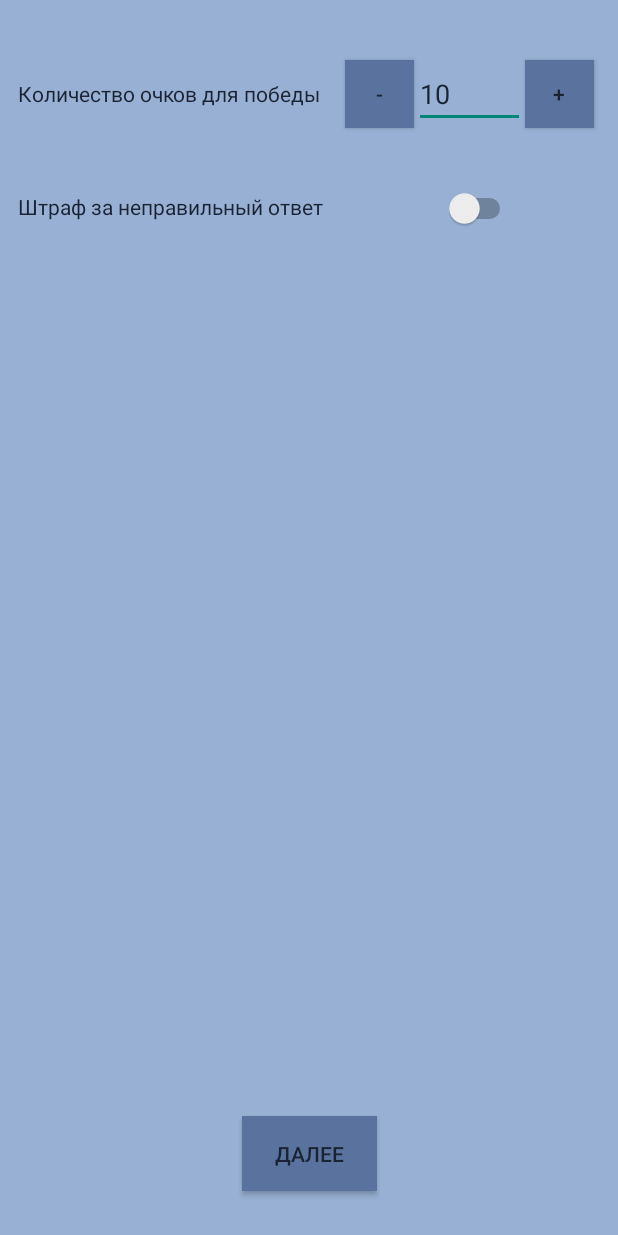
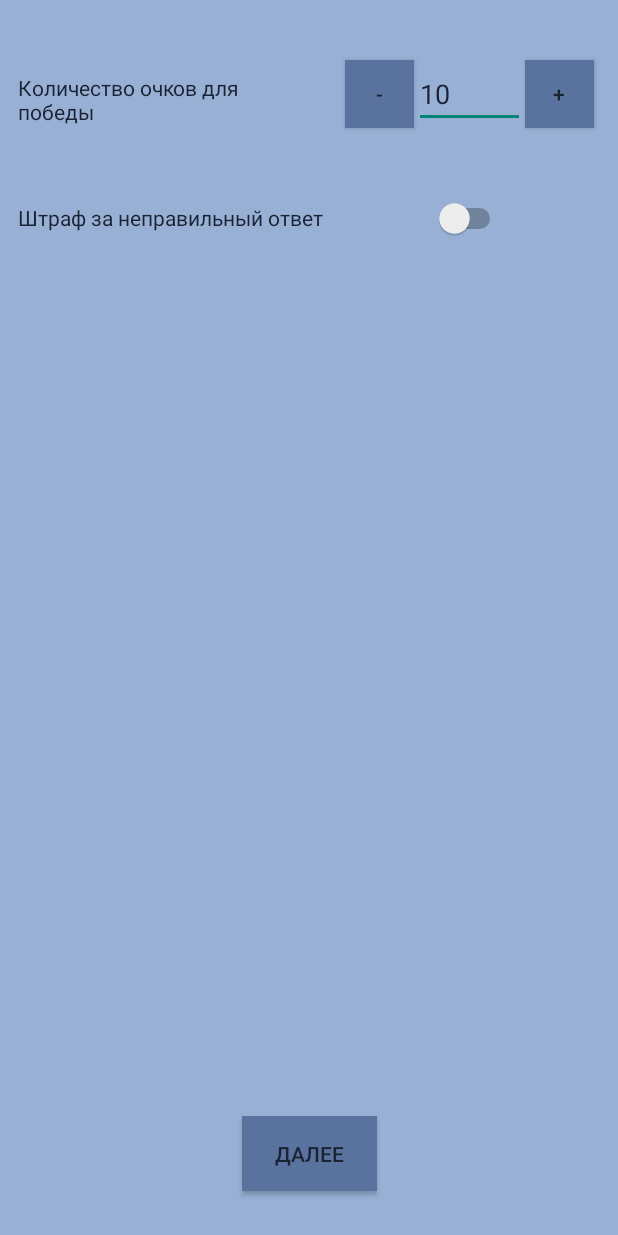
Before and after one commit to ETS-Android3/FiveSecondsRule, an Android app: the FiltersActivity screen opened directly, with no data from a screen before it, on a phone screen of 412 x 824 dp. Run offline under Robolectric (Android 15) with nearby library versions, the phone set to English and light mode, and no system bars; Roboto replaces fonts that are not available here.

Commit message:
fix small bags

```diff
--- a/app/src/main/java/com/example/a5sec/GameActivity.java
+++ b/app/src/main/java/com/example/a5sec/GameActivity.java
@@ -186,8 +186,8 @@ public class GameActivity extends AppCompatActivity {
     public void Answer_Button(View view){
         if (!is_timer_on)
         {
+            play_sound();
             timer.start();
-            play_sound();
             is_timer_on = true;
             Button button = findViewById(R.id.button3);
             button.setBackgroundColor(getResources().getColor(R.color.pink));
--- a/app/src/main/res/layout/activity_filters.xml
+++ b/app/src/main/res/layout/activity_filters.xml
@@ -9,8 +9,8 @@
 
     <TextView
         android:id="@+id/textView4"
-        android:layout_width="215dp"
-        android:layout_height="45dp"
+        android:layout_width="150dp"
+        android:layout_height="53dp"
         android:layout_marginStart="12dp"
         android:layout_marginLeft="12dp"
         android:layout_marginTop="40dp"
@@ -81,9 +81,10 @@
         android:textColor="@color/darkAccent"
         app:layout_constraintBottom_toTopOf="@+id/button6"
         app:layout_constraintEnd_toEndOf="parent"
+        app:layout_constraintHorizontal_bias="0.452"
         app:layout_constraintStart_toEndOf="@+id/textView6"
         app:layout_constraintTop_toBottomOf="@+id/editTextTextPersonName"
-        app:layout_constraintVertical_bias="0.050000012" />
+        app:layout_constraintVertical_bias="0.061" />
 
     <Button
         android:id="@+id/button6"
--- a/app/src/main/res/layout/activity_game.xml
+++ b/app/src/main/res/layout/activity_game.xml
@@ -52,7 +52,7 @@
     <TextView
         android:id="@+id/textView5"
         android:layout_width="275dp"
-        android:layout_height="52dp"
+        android:layout_height="86dp"
         android:gravity="center_horizontal"
         android:text="TextView"
         android:textColor="@color/darkAccent"
```
